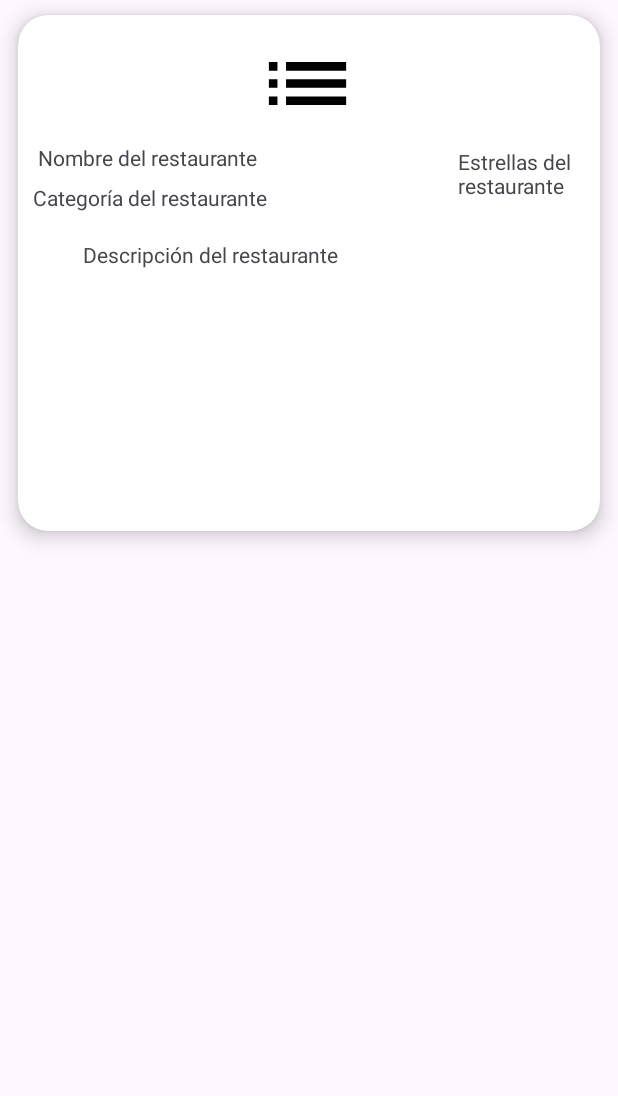
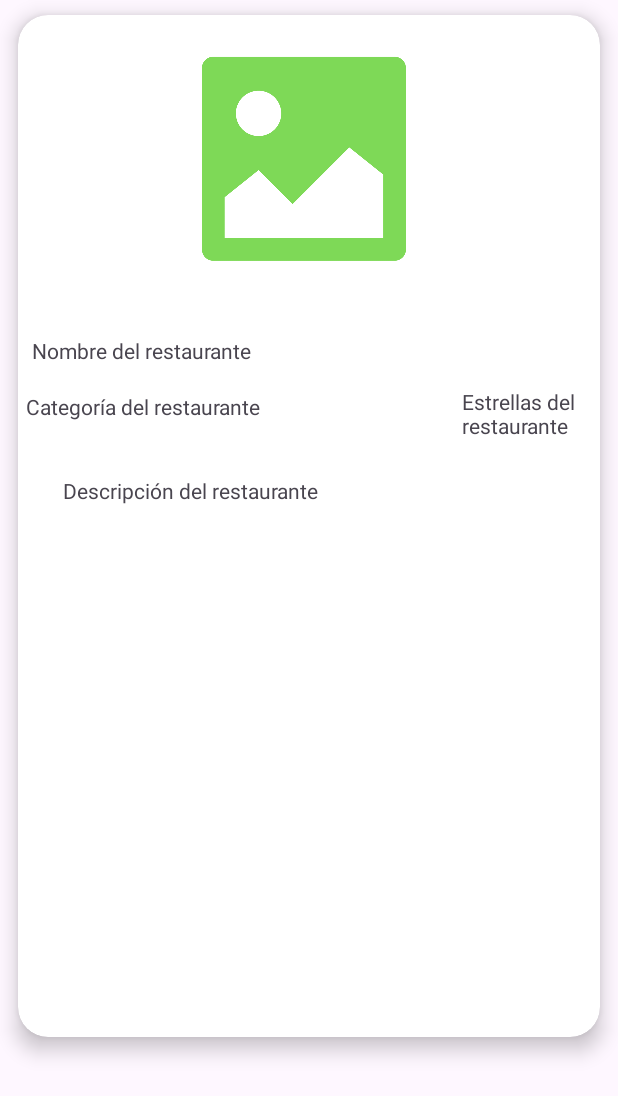
Before and after one commit to KernyMC/ProyectoMoviles, an Android app: the RestaurantDetailActivity screen opened directly, with no data from a screen before it, on a phone screen of 412 x 824 dp. Shown: the top 1096 px of the screen. Run offline under Robolectric (Android 15) with nearby library versions, the phone set to English and light mode, and no system bars; Roboto replaces fonts that are not available here; 5 statements that could not run were skipped.

Commit message:
restaurant_detail

```diff
--- a/app/src/main/res/layout/restaurant_detail.xml
+++ b/app/src/main/res/layout/restaurant_detail.xml
@@ -13,21 +13,21 @@
 
     <RelativeLayout
         android:layout_width="match_parent"
-        android:layout_height="344dp">
+        android:layout_height="681dp">
 
         <ImageView
             android:id="@+id/ivRestaurantImageDetail"
-            android:layout_width="203dp"
-            android:layout_height="69dp"
+            android:layout_width="198dp"
+            android:layout_height="165dp"
             android:layout_alignParentStart="true"
             android:layout_alignParentTop="true"
             android:layout_alignParentEnd="true"
             android:layout_alignParentBottom="true"
             android:layout_marginStart="91dp"
             android:layout_marginTop="11dp"
-            android:layout_marginEnd="93dp"
-            android:layout_marginBottom="264dp"
-            android:src="@drawable/baseline_list_24" />
+            android:layout_marginEnd="98dp"
+            android:layout_marginBottom="505dp"
+            android:src="@drawable/uploadimg" />
 
         <TextView
             android:id="@+id/tvRestaurantNameDetail"
@@ -37,10 +37,10 @@
             android:layout_alignParentTop="true"
             android:layout_alignParentEnd="true"
             android:layout_alignParentBottom="true"
-            android:layout_marginStart="13dp"
-            android:layout_marginTop="85dp"
-            android:layout_marginEnd="112dp"
-            android:layout_marginBottom="241dp"
+            android:layout_marginStart="9dp"
+            android:layout_marginTop="214dp"
+            android:layout_marginEnd="116dp"
+            android:layout_marginBottom="112dp"
             android:text="Nombre del restaurante" />
 
         <TextView
@@ -49,8 +49,8 @@
             android:layout_height="42dp"
             android:layout_alignParentStart="true"
             android:layout_alignParentBottom="true"
-            android:layout_marginStart="293dp"
-            android:layout_marginBottom="214dp"
+            android:layout_marginStart="296dp"
+            android:layout_marginBottom="391dp"
             android:text="Estrellas del restaurante" />
 
         <TextView
@@ -59,22 +59,22 @@
             android:layout_height="wrap_content"
             android:layout_alignParentStart="true"
             android:layout_alignParentTop="true"
-            android:layout_marginStart="10dp"
-            android:layout_marginTop="112dp"
+            android:layout_marginStart="5dp"
+            android:layout_marginTop="251dp"
             android:text="Categoría del restaurante" />
 
         <TextView
             android:id="@+id/tvRestaurantDescriptionDetail"
-            android:layout_width="wrap_content"
-            android:layout_height="154dp"
+            android:layout_width="313dp"
+            android:layout_height="142dp"
             android:layout_alignParentStart="true"
             android:layout_alignParentTop="true"
             android:layout_alignParentEnd="true"
             android:layout_alignParentBottom="true"
-            android:layout_marginStart="43dp"
-            android:layout_marginTop="150dp"
-            android:layout_marginEnd="51dp"
-            android:layout_marginBottom="40dp"
+            android:layout_marginStart="30dp"
+            android:layout_marginTop="307dp"
+            android:layout_marginEnd="44dp"
+            android:layout_marginBottom="232dp"
             android:text="Descripción del restaurante" />
 
     </RelativeLayout>
```
